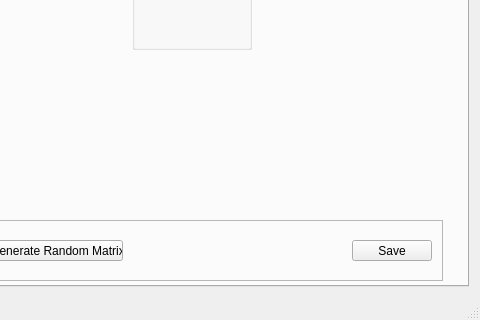
This is Qt_PP_1819_GUI/mainwindow.ui in 0xanselm-priv/prg2-pr_milestone1 as Qt 5 draws it before an edit; both pictures show x 461 to 941 and y 397 to 717 of the 941 by 717 pixel window. The edited form follows.
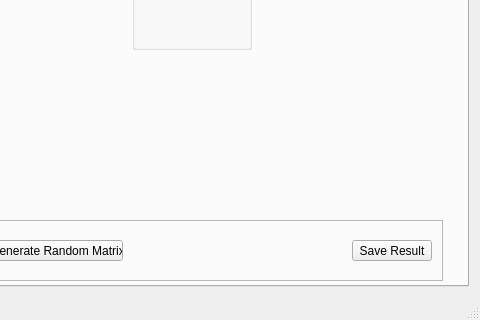
This is the edited form.

```diff
--- a/Qt_PP_1819_GUI/mainwindow.ui
+++ b/Qt_PP_1819_GUI/mainwindow.ui
@@ -369,7 +369,7 @@
           </rect>
          </property>
          <property name="text">
-          <string>Save</string>
+          <string>Save Result</string>
          </property>
         </widget>
        </widget>
```
Left out of the diff: 4 changed lines with no effect on the pictures.
